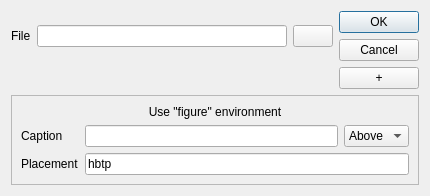
Old version of the form graphicfilechooser.ui in the repository orao/texmaker.
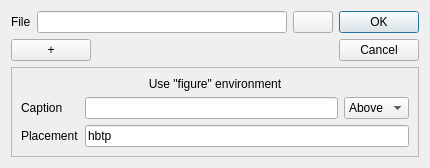
New version of the form. Icons and pictures are not drawn.

```diff
--- a/graphicfilechooser.ui
+++ b/graphicfilechooser.ui
@@ -73,8 +73,8 @@
          </property>
          <property name="iconSize">
           <size>
-           <width>22</width>
-           <height>22</height>
+           <width>16</width>
+           <height>16</height>
           </size>
          </property>
         </widget>
@@ -82,7 +82,34 @@
       </layout>
      </item>
      <item>
-      <layout class="QHBoxLayout" name="horizontalLayout_2"/>
+      <layout class="QHBoxLayout" name="horizontalLayout_2">
+       <item>
+        <widget class="QPushButton" name="moreButton">
+         <property name="sizePolicy">
+          <sizepolicy hsizetype="Minimum" vsizetype="Fixed">
+           <horstretch>0</horstretch>
+           <verstretch>0</verstretch>
+          </sizepolicy>
+         </property>
+         <property name="text">
+          <string>+</string>
+         </property>
+        </widget>
+       </item>
+       <item>
+        <spacer name="horizontalSpacer">
+         <property name="orientation">
+          <enum>Qt::Horizontal</enum>
+         </property>
+         <property name="sizeHint" stdset="0">
+          <size>
+           <width>40</width>
+           <height>20</height>
+          </size>
+         </property>
+        </spacer>
+       </item>
+      </layout>
      </item>
     </layout>
    </item>
@@ -102,19 +129,6 @@
      </property>
     </widget>
    </item>
-   <item row="1" column="1">
-    <widget class="QPushButton" name="moreButton">
-     <property name="sizePolicy">
-      <sizepolicy hsizetype="Minimum" vsizetype="Fixed">
-       <horstretch>0</horstretch>
-       <verstretch>0</verstretch>
-      </sizepolicy>
-     </property>
-     <property name="text">
-      <string>+</string>
-     </property>
-    </widget>
-   </item>
    <item row="2" column="0" colspan="2">
     <widget class="QFrame" name="extension">
      <property name="frameShape">
```
Left out of the diff: 2 changed lines with no effect on the pictures.
